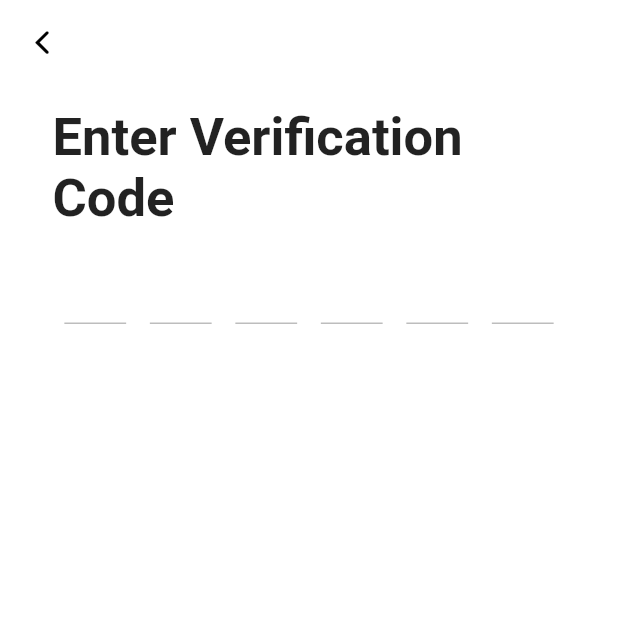
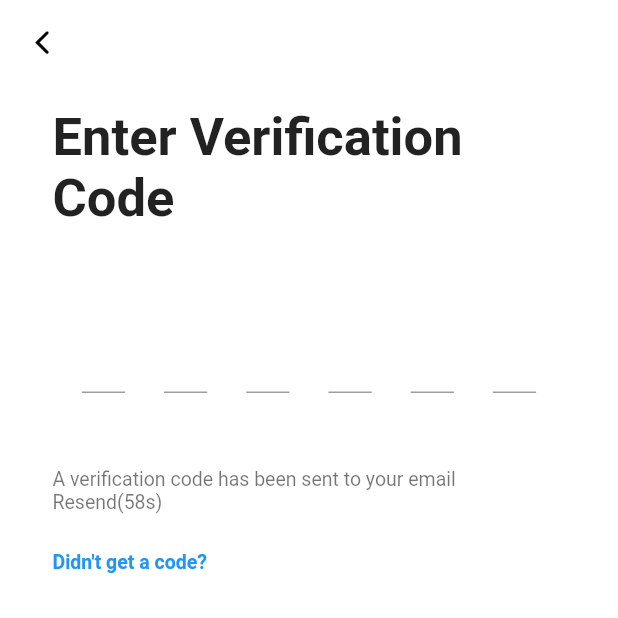
Before and after one commit to jaydip-pawar/smartify, a Flutter app: the VerifyUserScreen screen opened by its route, on a phone screen of 412 x 824 dp, the top half of it. Run offline on Flutter 3.47's test engine with Material 2 defaults, Android fonts, the phone set to English and light mode, and no system bars; drawn by our look-alikes of otp_text_field; our stand-ins replace email_validator.

Commit message:
added otp verification screen.

```diff
--- /dev/null
+++ b/lib/providers/authenticationProvider.dart
@@ -0,0 +1,13 @@
+import 'package:flutter/cupertino.dart';
+
+class AuthenticationProvider with ChangeNotifier {
+
+  String email = '', country = '';
+
+  signUpDetails(country, email) {
+    this.country = country;
+    this.email = email;
+    notifyListeners();
+  }
+
+}
--- a/lib/screens/login_screen.dart
+++ b/lib/screens/login_screen.dart
@@ -39,6 +39,7 @@ class _LoginScreenState extends State<LoginScreen> {
   @override
   Widget build(BuildContext context) {
     return Scaffold(
+      resizeToAvoidBottomInset: false,
       appBar: AppBar(
         leading: IconButton(
           icon: Icon(CupertinoIcons.back),
--- a/lib/screens/verify_user_screen.dart
+++ b/lib/screens/verify_user_screen.dart
@@ -1,8 +1,12 @@
+import 'dart:async';
+
 import 'package:flutter/cupertino.dart';
+import 'package:flutter/gestures.dart';
 import 'package:flutter/material.dart';
-import 'package:otp_text_field/otp_field.dart';
-import 'package:otp_text_field/style.dart';
-import 'package:smartify/constants.dart';
+import 'package:provider/provider.dart';
+import 'package:smartify/providers/authenticationProvider.dart';
+import 'package:smartify/screens/not_getting_code_screen.dart';
+import 'package:smartify/widgets/otp_textfield.dart';
 
 class VerifyUserScreen extends StatefulWidget {
   static const String id = 'verify-user-screen';
@@ -13,8 +17,42 @@ class VerifyUserScreen extends StatefulWidget {
 }
 
 class _VerifyUserScreenState extends State<VerifyUserScreen> {
+  var _timer;
+  int seconds = 59;
+
+  void startTimer() {
+    const oneSec = const Duration(seconds: 1);
+    _timer = new Timer.periodic(oneSec, (Timer timer) {
+      print(seconds);
+      setState(
+        () {
+          if (seconds == 0) {
+            timer.cancel();
+          } else {
+            seconds = seconds - 1;
+          }
+        },
+      );
+    });
+  }
+
+  @override
+  void initState() {
+    startTimer();
+    super.initState();
+  }
+
+  @override
+  void dispose() {
+    _timer.cancel();
+    super.dispose();
+  }
+
   @override
   Widget build(BuildContext context) {
+    final _authenticationProvider =
+        Provider.of<AuthenticationProvider>(context);
+
     return Scaffold(
       appBar: AppBar(
         leading: IconButton(
@@ -31,30 +69,51 @@ class _VerifyUserScreenState extends State<VerifyUserScreen> {
         child: Column(
           crossAxisAlignment: CrossAxisAlignment.start,
           children: [
-            SizedBox(
-              height: 15,
-            ),
+            SizedBox(height: 15),
             Text(
               'Enter Verification Code',
               style: TextStyle(fontWeight: FontWeight.bold, fontSize: 35),
             ),
-            SizedBox(
-              height: 15,
+            SizedBox(height: 50),
+            Container(width: double.infinity, child: OtpTextField()),
+            SizedBox(height: 50),
+            RichText(
+              text: TextSpan(
+                text:
+                    'A verification code has been sent to your email ${_authenticationProvider.email}  ',
+                style: TextStyle(fontSize: 13, color: Colors.black54),
+                children: [
+                  seconds == 0
+                      ? TextSpan(
+                          text: 'Resend',
+                          style: TextStyle(fontSize: 13, color: Colors.blue),
+                          recognizer: TapGestureRecognizer()
+                            ..onTap = () {
+                              setState(() {
+                                seconds = 59;
+                              });
+                              startTimer();
+                            },
+                        )
+                      : TextSpan(
+                          text: 'Resend(${seconds}s)',
+                          style: TextStyle(fontSize: 13, color: Colors.black54),
+                        ),
+                ],
+              ),
             ),
-            Container(
-              width: double.infinity,
-              child: OTPTextField(
-                length: 6,
-                fieldWidth: width(context) * 0.1,
+            SizedBox(height: 25),
+            GestureDetector(
+              onTap: () {
+                Navigator.pushNamed(context, NotGetCode.id);
+              },
+              child: Text(
+                "Didn't get a code?",
                 style: TextStyle(
-                    fontSize: 17
+                  color: Colors.blue,
+                  fontSize: 13,
+                  fontWeight: FontWeight.w600
                 ),
-                textFieldAlignment: MainAxisAlignment.spaceAround,
-                fieldStyle: FieldStyle.underline,
-                onCompleted: (pin) {
-                  print(width(context) * 0.1);
-                  print("Completed: " + pin);
-                },
               ),
             )
           ],
--- /dev/null
+++ b/lib/widgets/otp_textfield.dart
@@ -0,0 +1,250 @@
+import 'package:flutter/cupertino.dart';
+import 'package:flutter/material.dart';
+import 'package:smartify/constants.dart';
+
+class OtpTextField extends StatefulWidget {
+  @override
+  _OtpTextFieldState createState() => _OtpTextFieldState();
+}
+
+class _OtpTextFieldState extends State<OtpTextField> {
+
+  FocusNode focusDigit1 = FocusNode();
+  FocusNode focusDigit2 = FocusNode();
+  FocusNode focusDigit3 = FocusNode();
+  FocusNode focusDigit4 = FocusNode();
+  FocusNode focusDigit5 = FocusNode();
+  FocusNode focusDigit6 = FocusNode();
+
+  TextEditingController digit1 = TextEditingController();
+  TextEditingController digit2 = TextEditingController();
+  TextEditingController digit3 = TextEditingController();
+  TextEditingController digit4 = TextEditingController();
+  TextEditingController digit5 = TextEditingController();
+  TextEditingController digit6 = TextEditingController();
+
+  @override
+  void dispose() {
+    super.dispose();
+    focusDigit1.dispose();
+    focusDigit2.dispose();
+    focusDigit3.dispose();
+    focusDigit4.dispose();
+    focusDigit5.dispose();
+    focusDigit6.dispose();
+  }
+
+  @override
+  Widget build(BuildContext context) {
+    return Row(
+      mainAxisAlignment: MainAxisAlignment.center,
+      children: [
+        CodeInput(
+          focusDigit1: focusDigit1,
+          focusDigit2: focusDigit2,
+          focusDigit3: focusDigit3,
+          focusDigit4: focusDigit4,
+          focusDigit5: focusDigit5,
+          focusDigit6: focusDigit6,
+          digit1: digit1,
+          digit2: digit2,
+          digit3: digit3,
+          digit4: digit4,
+          digit5: digit5,
+          digit6: digit6,
+          controller: digit1,
+          focusNode0: focusDigit5,
+          focusNode1: focusDigit6,
+          focusNode2: null,
+        ),
+        SizedBox(
+          width: width(context) * 0.063,
+        ),
+        CodeInput(
+          focusDigit1: focusDigit1,
+          focusDigit2: focusDigit2,
+          focusDigit3: focusDigit3,
+          focusDigit4: focusDigit4,
+          focusDigit5: focusDigit5,
+          focusDigit6: focusDigit6,
+          digit1: digit1,
+          digit2: digit2,
+          digit3: digit3,
+          digit4: digit4,
+          digit5: digit5,
+          digit6: digit6,
+          controller: digit2,
+          focusNode0: focusDigit4,
+          focusNode1: focusDigit5,
+          focusNode2: focusDigit6,
+        ),
+        SizedBox(
+          width: width(context) * 0.063,
+        ),
+        CodeInput(
+          focusDigit1: focusDigit1,
+          focusDigit2: focusDigit2,
+          focusDigit3: focusDigit3,
+          focusDigit4: focusDigit4,
+          focusDigit5: focusDigit5,
+          focusDigit6: focusDigit6,
+          digit1: digit1,
+          digit2: digit2,
+          digit3: digit3,
+          digit4: digit4,
+          digit5: digit5,
+          digit6: digit6,
+          controller: digit3,
+          focusNode0: focusDigit3,
+          focusNode1: focusDigit4,
+          focusNode2: focusDigit5,
+        ),
+        SizedBox(
+          width: width(context) * 0.063,
+        ),
+        CodeInput(
+          focusDigit1: focusDigit1,
+          focusDigit2: focusDigit2,
+          focusDigit3: focusDigit3,
+          focusDigit4: focusDigit4,
+          focusDigit5: focusDigit5,
+          focusDigit6: focusDigit6,
+          digit1: digit1,
+          digit2: digit2,
+          digit3: digit3,
+          digit4: digit4,
+          digit5: digit5,
+          digit6: digit6,
+          controller: digit4,
+          focusNode0: focusDigit2,
+          focusNode1: focusDigit3,
+          focusNode2: focusDigit4,
+        ),
+        SizedBox(
+          width: width(context) * 0.063,
+        ),
+        CodeInput(
+          focusDigit1: focusDigit1,
+          focusDigit2: focusDigit2,
+          focusDigit3: focusDigit3,
+          focusDigit4: focusDigit4,
+          focusDigit5: focusDigit5,
+          focusDigit6: focusDigit6,
+          digit1: digit1,
+          digit2: digit2,
+          digit3: digit3,
+          digit4: digit4,
+          digit5: digit5,
+          digit6: digit6,
+          controller: digit5,
+          focusNode0: focusDigit1,
+          focusNode1: focusDigit2,
+          focusNode2: focusDigit3,
+        ),
+        SizedBox(
+          width: width(context) * 0.063,
+        ),
+        CodeInput(
+          focusDigit1: focusDigit1,
+          focusDigit2: focusDigit2,
+          focusDigit3: focusDigit3,
+          focusDigit4: focusDigit4,
+          focusDigit5: focusDigit5,
+          focusDigit6: focusDigit6,
+          digit1: digit1,
+          digit2: digit2,
+          digit3: digit3,
+          digit4: digit4,
+          digit5: digit5,
+          digit6: digit6,
+          controller: digit6,
+          focusNode0: null,
+          focusNode1: focusDigit1,
+          focusNode2: focusDigit2,
+        ),
+      ],
+    );
+  }
+}
+
+class CodeInput extends StatefulWidget {
+
+  final focusDigit1;
+  final focusDigit2;
+  final focusDigit3;
+  final focusDigit4;
+  final focusDigit5;
+  final focusDigit6;
+
+  final digit1;
+  final digit2;
+  final digit3;
+  final digit4;
+  final digit5;
+  final digit6;
+
+  final focusNode0;
+  final focusNode1;
+  final focusNode2;
+  final controller;
+
+  const CodeInput({Key? key, this.focusNode0, this.focusNode1, this.focusNode2, this.controller, this.focusDigit1, this.focusDigit2, this.focusDigit3, this.focusDigit4, this.focusDigit5, this.focusDigit6, this.digit1, this.digit2, this.digit3, this.digit4, this.digit5, this.digit6}) : super(key: key);
+
+  @override
+  _CodeInputState createState() => _CodeInputState();
+}
+
+class _CodeInputState extends State<CodeInput> {
+
+  @override
+  Widget build(BuildContext context) {
+    return Row(
+      children: [
+        SizedBox(
+          width: width(context) * 0.070,
+          child: TextField(
+            style: TextStyle(
+              fontSize: 30,
+              fontWeight: FontWeight.w600
+            ),
+            keyboardType: TextInputType.number,
+            showCursor: false,
+            controller: widget.controller,
+            focusNode: widget.focusNode1,
+            textAlign: TextAlign.center,
+            maxLength: 1,
+            onTap: checkValue,
+            onChanged: (str) {
+              if (str.length == 1) {
+                FocusScope.of(context).requestFocus(widget.focusNode0);
+              } else if (str.length == 0) {
+                FocusScope.of(context).requestFocus(widget.focusNode2);
+              }
+            },
+            decoration: InputDecoration(
+              hintStyle: TextStyle(color: Colors.grey),
+              counterText: "",
+            ),
+          ),
+        ),
+      ],
+    );
+  }
+
+  void checkValue() {
+
+    if(widget.digit1.text == '') {
+      FocusScope.of(context).requestFocus(widget.focusDigit6);
+    } else if(widget.digit2.text == '') {
+      FocusScope.of(context).requestFocus(widget.focusDigit5);
+    } else if(widget.digit3.text == '') {
+      FocusScope.of(context).requestFocus(widget.focusDigit4);
+    } else if(widget.digit4.text == '') {
+      FocusScope.of(context).requestFocus(widget.focusDigit3);
+    } else if(widget.digit5.text == '') {
+      FocusScope.of(context).requestFocus(widget.focusDigit2);
+    } else if(widget.digit6.text == '') {
+      FocusScope.of(context).requestFocus(widget.focusDigit1);
+    }
+  }
+}
--- a/pubspec.yaml
+++ b/pubspec.yaml
@@ -18,7 +18,7 @@ dependencies:
   cupertino_icons: ^1.0.2
   url_launcher: ^6.0.6
   email_validator: ^2.0.1
-  otp_text_field: ^1.1.1
+  provider: ^5.0.0
 
 dev_dependencies:
   flutter_test:
```
Also changed, not shown: lib/main.dart (+13 -18 lines), lib/screens/country_search_screen.dart (+39 -2 lines), lib/screens/not_getting_code_screen.dart (added, +60 -0 lines), lib/screens/select_country_screen.dart (+30 -3 lines), lib/screens/sign_up_screen.dart (+11 -6 lines), pubspec.lock.
